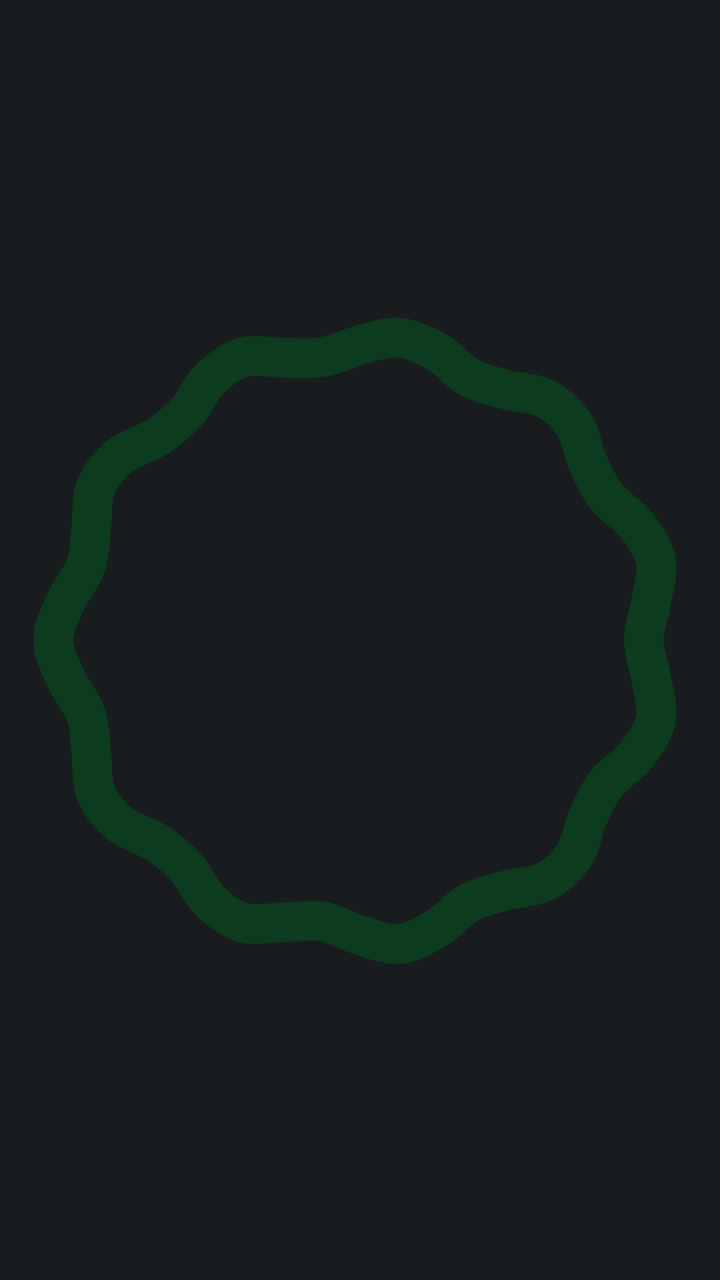
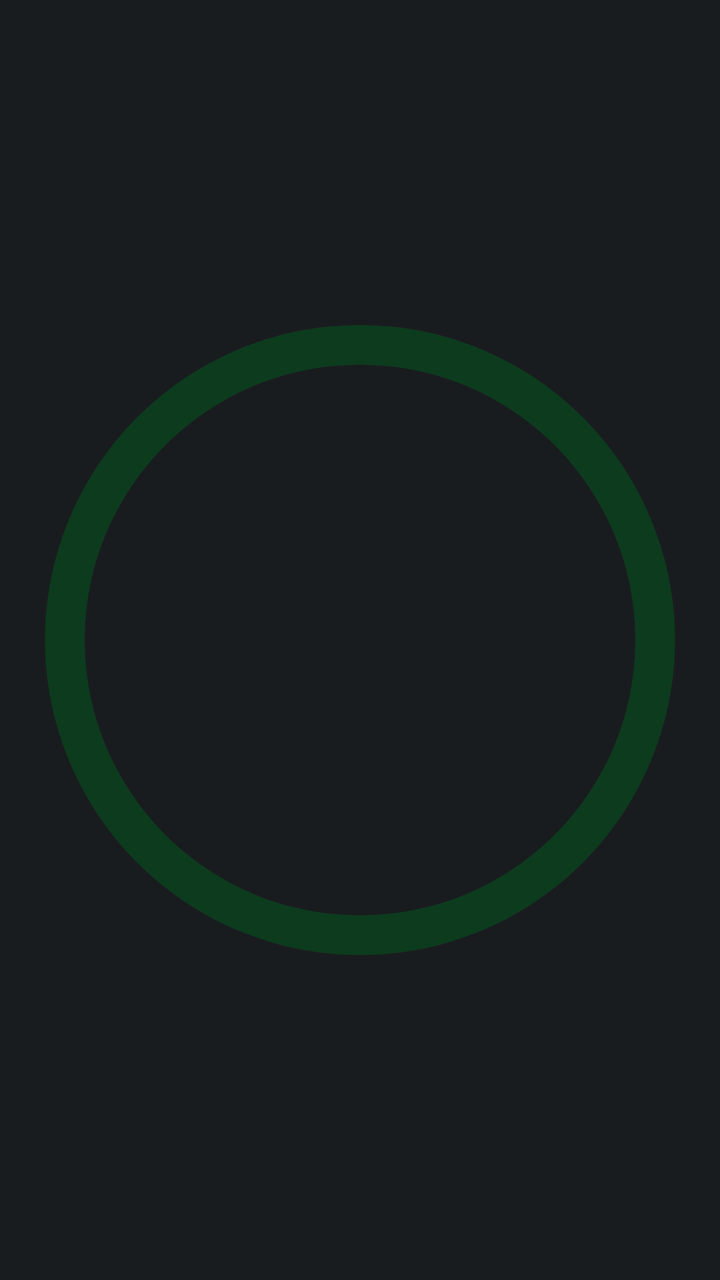

Compare the two renders of this Android layout. The source of the first and the diff that turns it into the second are given below.
<!-- AndroidManifest.xml: application theme AppTheme -->
<!-- res/layout/wave_100.xml -->
<?xml version="1.0" encoding="utf-8"?>
<ProgressBar xmlns:android="http://schemas.android.com/apk/res/android"
    android:id="@+id/wave"
    android:layout_width="120dp"
    android:layout_height="120dp"
    android:layout_gravity="center"
    android:indeterminate="true"
    android:indeterminateBehavior="repeat"
    android:indeterminateDuration="1600"
    android:indeterminateDrawable="@drawable/charge_wave_100"
    android:indeterminateTint="@color/g_on_charge"
    android:indeterminateTintMode="src_in" />
<!-- resources referenced by this layout -->
<resources>
  <color name="g_on_charge">#FF0C3B1E</color>
  <!-- drawable charge_wave_100: vector/xml drawable (drawable, 64979 chars, omitted) -->
  <style name="AppTheme" parent="@android:style/Theme.DeviceDefault.NoActionBar">
          <item name="android:windowBackground">@color/ui_bg</item>
          <item name="android:statusBarColor">@android:color/transparent</item>
          <item name="android:navigationBarColor">@android:color/transparent</item>
          <item name="android:windowLightStatusBar">false</item>
          <item name="android:windowLightNavigationBar">false</item>
      </style>
  <color name="ui_bg">@android:color/system_neutral1_900</color>
</resources>

<!-- the commit's change to res/layout/wave_100.xml (unified diff, before → after) -->
@@ -6,7 +6,7 @@
     android:layout_gravity="center"
     android:indeterminate="true"
     android:indeterminateBehavior="repeat"
-    android:indeterminateDuration="1600"
+    android:indeterminateDuration="1000"
     android:indeterminateDrawable="@drawable/charge_wave_100"
     android:indeterminateTint="@color/g_on_charge"
     android:indeterminateTintMode="src_in" />
<!-- resource entries referenced after the edit -->
@@ -1,7 +1,7 @@
 <!-- resources referenced by this layout -->
 <resources>
   <color name="g_on_charge">#FF0C3B1E</color>
-  <!-- drawable charge_wave_100: vector/xml drawable (drawable, 64979 chars, omitted) -->
+  <!-- drawable charge_wave_100: vector/xml drawable (drawable, 2244 chars, omitted) -->
   <style name="AppTheme" parent="@android:style/Theme.DeviceDefault.NoActionBar">
           <item name="android:windowBackground">@color/ui_bg</item>
           <item name="android:statusBarColor">@android:color/transparent</item>
